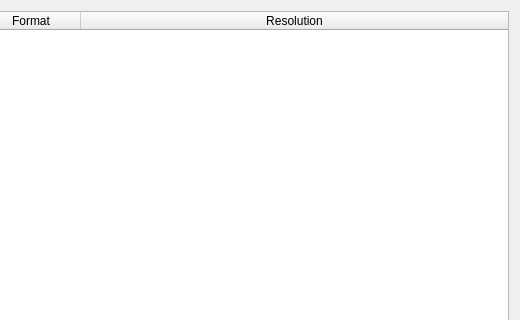
Before: the Qt Designer form formatselectionwindow.ui in rrooij/youtube-dl-qt, drawn with Qt 5; both pictures show x 231 to 751 and y 0 to 320 of the 751 by 551 pixel window.
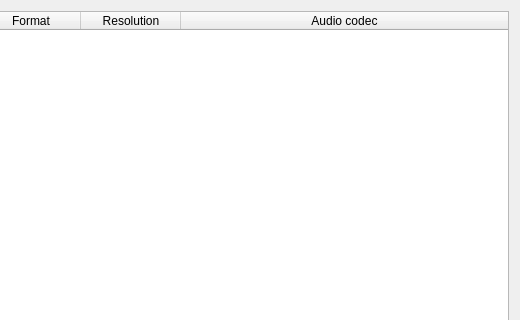
After: the same form once the commit is applied.

Commit message: MediaFormat: add audio codec

What changed in the file:
```diff
--- a/formatselectionwindow.ui
+++ b/formatselectionwindow.ui
@@ -48,6 +48,11 @@
        <string>Resolution</string>
       </property>
      </column>
+     <column>
+      <property name="text">
+       <string>Audio codec</string>
+      </property>
+     </column>
     </widget>
    </item>
    <item>
```
The commit also changes 4 other files.
